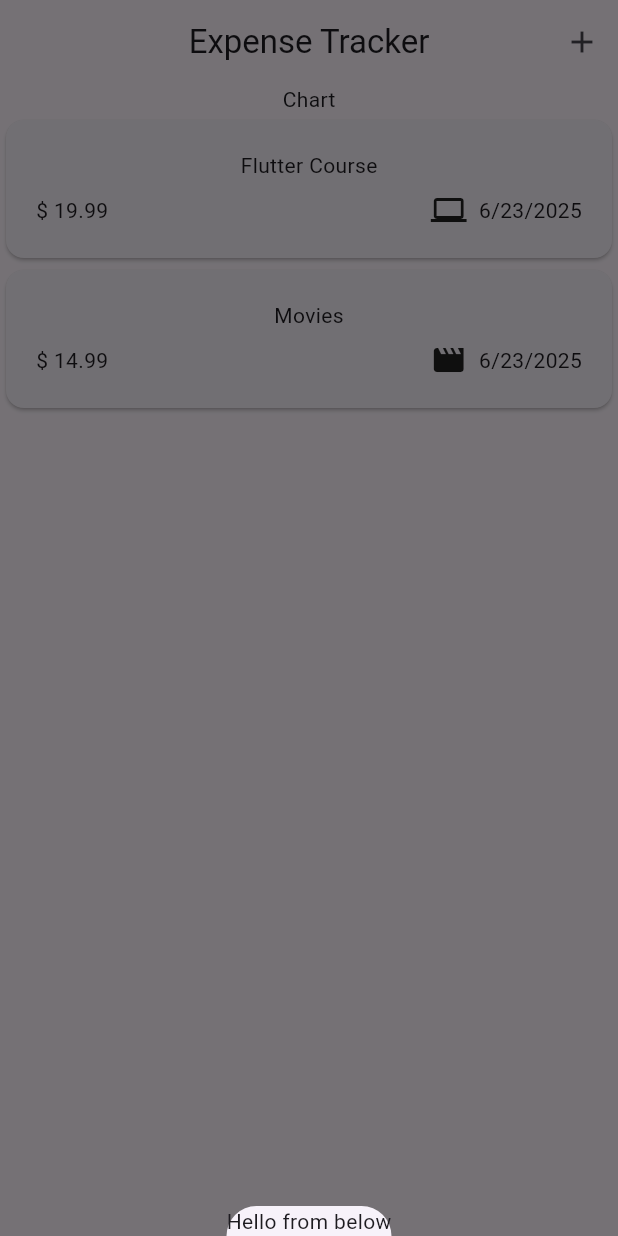
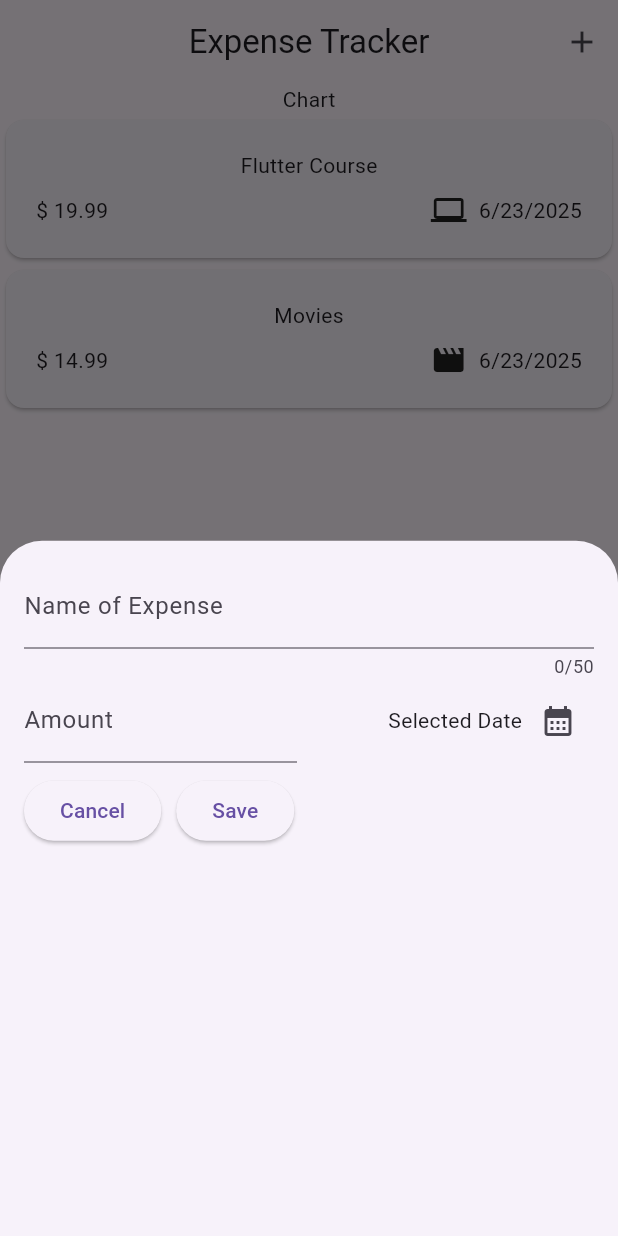
Before and after one commit to Fardeenhimself/flutter_expense_tracker, a Flutter app: the screen it shows after launch, after a tap on the "add" icon, on a phone screen of 412 x 824 dp. Run offline on Flutter 3.47's test engine with Material 3 defaults, Android fonts, the phone set to English and light mode, and no system bars.

Commit message:
Added modal with userTextInput handling

```diff
--- a/lib/widgets/home.dart
+++ b/lib/widgets/home.dart
@@ -1,5 +1,6 @@
 import 'package:expense_tracker/widgets/expenses_list/expense_list.dart';
 import 'package:expense_tracker/models/expense.dart';
+import 'package:expense_tracker/widgets/new_expense.dart';
 import 'package:flutter/material.dart';
 
 class Home extends StatefulWidget {
@@ -31,7 +32,7 @@ class _HomeState extends State<Home> {
     showModalBottomSheet(
       context: context,
       builder: (ctx) {
-        return Text('Hello from below');
+        return NewExpense();
       },
     );
   }
--- /dev/null
+++ b/lib/widgets/new_expense.dart
@@ -0,0 +1,85 @@
+import 'package:flutter/material.dart';
+
+class NewExpense extends StatefulWidget {
+  const NewExpense({super.key});
+
+  @override
+  State<NewExpense> createState() => _NewExpenseState();
+}
+
+class _NewExpenseState extends State<NewExpense> {
+  final _titleController = TextEditingController();
+  final _amountController = TextEditingController();
+
+  @override
+  void dispose() {
+    _titleController.dispose();
+    _amountController.dispose();
+    super.dispose();
+  }
+
+  @override
+  Widget build(BuildContext context) {
+    return Padding(
+      padding: const EdgeInsets.all(16.0),
+      child: Column(
+        children: [
+          TextField(
+            controller: _titleController,
+            maxLength: 50,
+            decoration: InputDecoration(label: Text('Name of Expense')),
+          ),
+          Row(
+            children: [
+              Expanded(
+                child: TextField(
+                  controller: _amountController,
+                  keyboardType: TextInputType.number,
+                  decoration: InputDecoration(
+                    prefix: Text('\$'),
+                    label: Text('Amount'),
+                  ),
+                ),
+              ),
+              SizedBox(width: 16.0),
+              Expanded(
+                child: Row(
+                  mainAxisAlignment: MainAxisAlignment.end,
+                  crossAxisAlignment: CrossAxisAlignment.center,
+                  children: [
+                    Text('Selected Date'),
+                    IconButton(
+                      onPressed: () {},
+                      icon: Icon(Icons.calendar_month),
+                    ),
+                  ],
+                ),
+              ),
+            ],
+          ),
+          Padding(
+            padding: const EdgeInsets.only(top: 8.0),
+            child: Row(
+              children: [
+                ElevatedButton(
+                  onPressed: () {
+                    Navigator.pop(context);
+                  },
+                  child: Text('Cancel'),
+                ),
+                const SizedBox(width: 10),
+                ElevatedButton(
+                  onPressed: () {
+                    print(_titleController.text);
+                    print(_amountController.text);
+                  },
+                  child: Text('Save'),
+                ),
+              ],
+            ),
+          ),
+        ],
+      ),
+    );
+  }
+}
```
